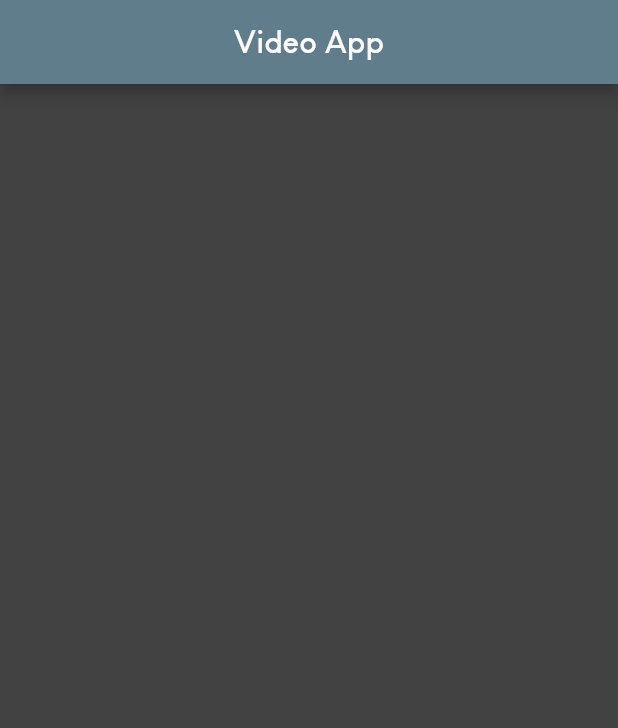
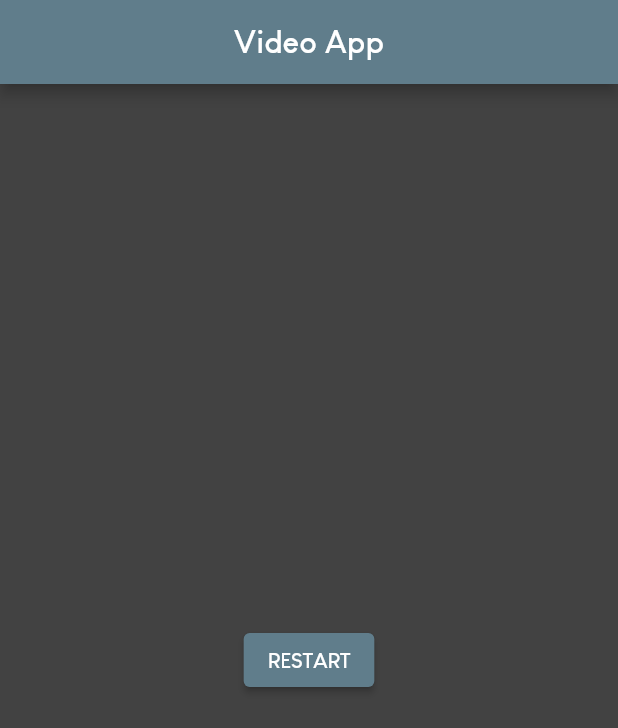
Before and after one commit to michalinamanikowska/video_app, a Flutter app: the screen it shows after launch, on a phone screen of 412 x 824 dp. Shown: the top 728 px of the screen. Run offline on Flutter 3.47's test engine with Material 2 defaults, Android fonts, the phone set to English and light mode, and no system bars; our stand-ins replace bloc, equatable, flutter_bloc, shared_preferences, video_player; network calls fail.

Commit message:
restart button

```diff
--- a/lib/screens/overview_screen.dart
+++ b/lib/screens/overview_screen.dart
@@ -13,10 +13,14 @@ class OverviewScreen extends StatefulWidget {
 }
 
 class _OverviewScreenState extends State<OverviewScreen> {
+  void startConnection() {
+    final videosBloc = BlocProvider.of<VideosBloc>(context);
+    videosBloc.add(FetchVideos());
+  }
+
   @override
   void initState() {
-    final videosBloc = BlocProvider.of<VideosBloc>(context);
-    videosBloc.add(FetchVideos());
+    startConnection();
     super.initState();
   }
 
@@ -79,7 +83,14 @@ class _OverviewScreenState extends State<OverviewScreen> {
           } else if (state is VideosAreSorted) {
             return listOfVideos(state.sortedData);
           } else
-            return Container();
+            return Center(
+              child: ElevatedButton(
+                  child: Text(
+                    'RESTART',
+                    style: TextStyle(fontWeight: FontWeight.bold),
+                  ),
+                  onPressed: startConnection),
+            );
         },
       ),
     );
```
